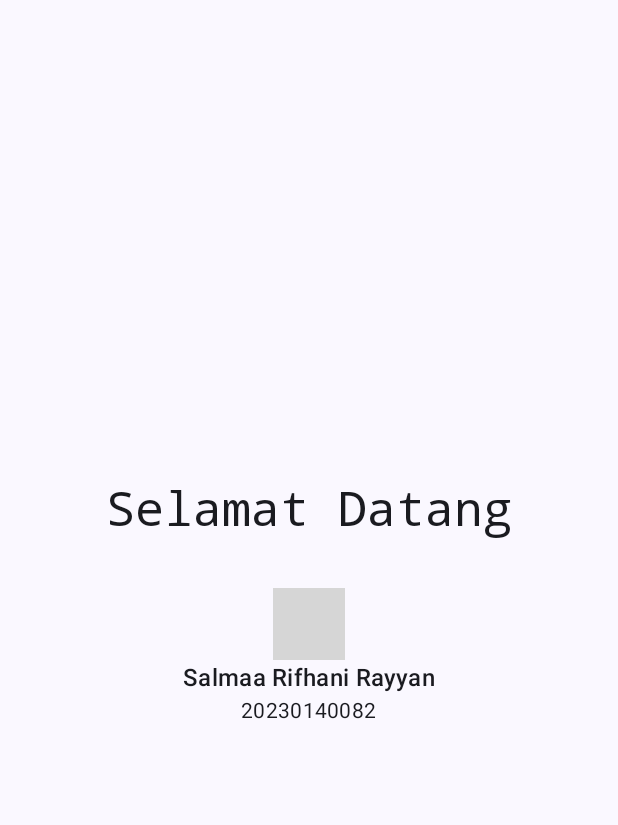
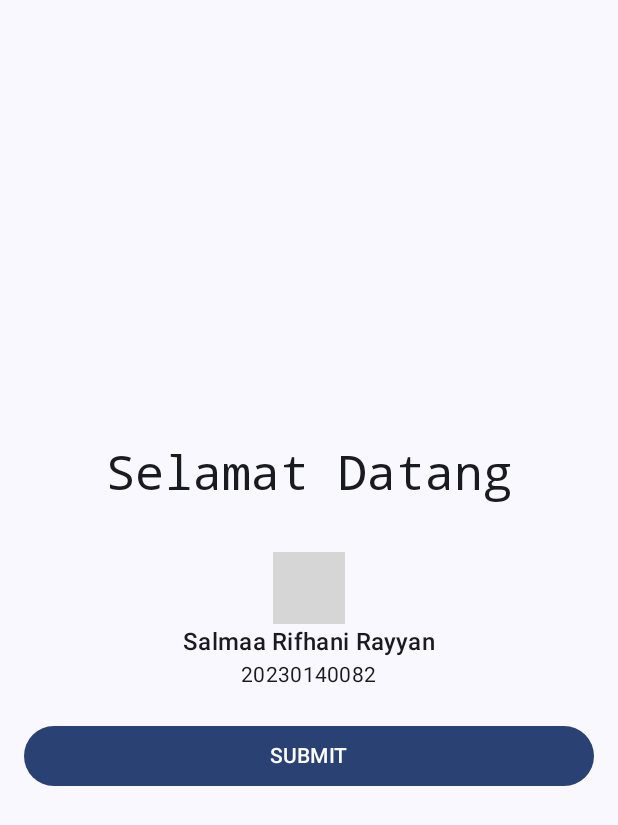
Before and after one commit to salmaarayyan/QuestNavigasTugas_082, an Android app built with Jetpack Compose: the composable HalamanUtama shown on its own in the app's theme, on a phone screen of 412 x 824 dp. Shown: the top 825 px of the screen. Run offline under Robolectric (Android 15) with nearby library versions, the phone set to English and light mode, and no system bars; 1 statement that could not run was skipped; grey boxes are pictures that could not be loaded.

Commit message:
Menambahkan tombol Submit dengan aksi onNextButtonClicked

```diff
--- a/app/src/main/java/com/example/questnavigastugas_082/view/HomePage.kt
+++ b/app/src/main/java/com/example/questnavigastugas_082/view/HomePage.kt
@@ -6,8 +6,10 @@ import androidx.compose.foundation.layout.Column
 import androidx.compose.foundation.layout.R
 import androidx.compose.foundation.layout.Spacer
 import androidx.compose.foundation.layout.fillMaxSize
+import androidx.compose.foundation.layout.fillMaxWidth
 import androidx.compose.foundation.layout.height
 import androidx.compose.foundation.layout.padding
+import androidx.compose.material3.Button
 import androidx.compose.material3.MaterialTheme
 import androidx.compose.material3.Text
 import androidx.compose.runtime.Composable
@@ -39,5 +41,12 @@ fun HalamanUtama(
         Text("20230140082", style = MaterialTheme.typography.bodyMedium)
 
         Spacer(modifier = Modifier.height(20.dp))
+
+        Button(
+            modifier = Modifier.fillMaxWidth(),
+            onClick = onNextButtonClicked
+        ) {
+            Text("SUBMIT")
+        }
     }
 }
```
